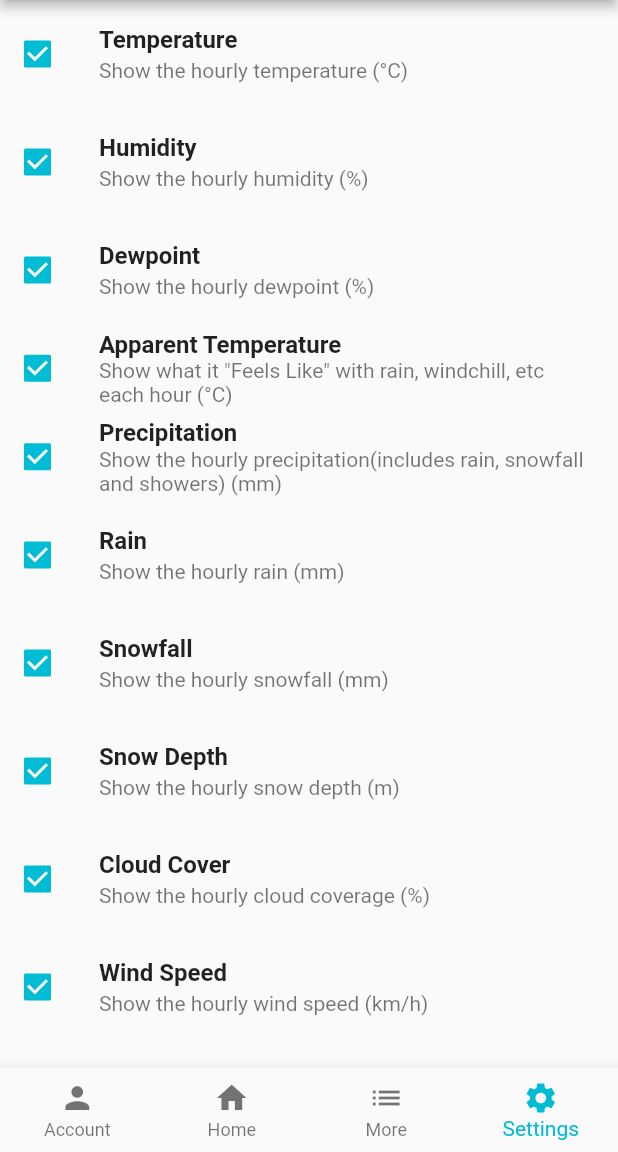
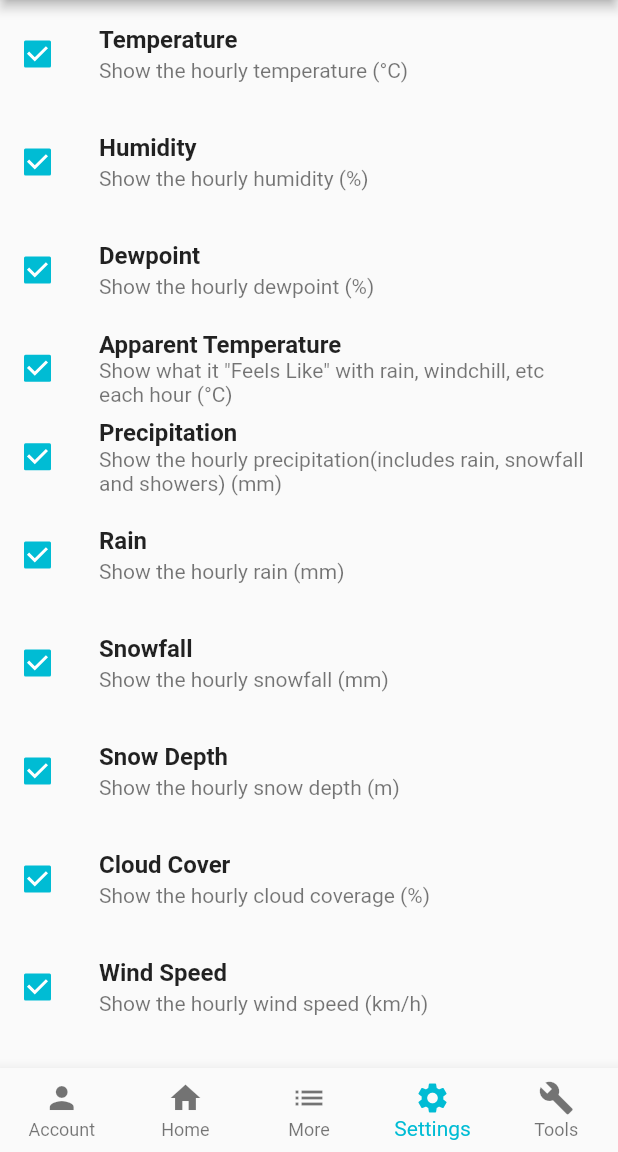
Before and after one commit to CSCI4100U/Weather-App, a Flutter app: the screen it shows after launch, item 4 of the bottom bar chosen, on a phone screen of 412 x 824 dp, the part 84-1236 px from its top. Run offline on Flutter 3.47's test engine with Material 2 defaults, Android fonts, the phone set to English and light mode, and no system bars; our stand-ins replace cloud_firestore, firebase_core; accounts and stored records are empty; network calls fail.

```diff
--- a/weather_app/lib/main.dart
+++ b/weather_app/lib/main.dart
@@ -2,6 +2,7 @@ import 'package:flutter/material.dart';
 import 'package:provider/provider.dart';
 
 import 'package:weather_app/models/Settings.dart';
+import 'package:weather_app/views/tools_page.dart';
 
 import 'views/account_page.dart';
 import 'views/home_page.dart';
@@ -50,7 +51,8 @@ class _MyHomePageState extends State<MyHomePage> {
     const AccountPage(),
     const HomePage(),
     const MorePage(),
-    const SettingsPage()
+    const SettingsPage(),
+    const ToolsPage()
   ];
 
   String tempUrl = "https://api.open-meteo.com/v1/forecast?"
@@ -94,6 +96,9 @@ class _MyHomePageState extends State<MyHomePage> {
           BottomNavigationBarItem(
               label: "Settings",
               icon: Icon(Icons.settings)),
+          BottomNavigationBarItem(
+              label: "Tools",
+              icon: Icon(Icons.build)),
         ],
         currentIndex: _selectedIndex,
         onTap: (index){
--- a/weather_app/lib/models/weather_from_url.dart
+++ b/weather_app/lib/models/weather_from_url.dart
@@ -25,7 +25,6 @@ String generateUrl(double latitude, double longitude){
       "soil_temperature_0cm,"
       "soil_moisture_0_1cm"
       "&timezone=auto";
-  print(result);
   return result;
 }
 
--- a/weather_app/lib/views/settings_page.dart
+++ b/weather_app/lib/views/settings_page.dart
@@ -12,7 +12,7 @@ import '../models/Weather.dart';
 Settings settings = Settings();   // The current Settings object
 Weather? weather = Weather();     // The current Weather object
 
-// Everytime you check or uncheck a box update the weather object
+// Update the weather object
 Future generateWeather(BuildContext context) async{
   double latitude = 43.90;
   double longitude = -78.86;
@@ -40,7 +40,6 @@ class _SettingsPageState extends State<SettingsPage> {
     super.initState();
 
     generateWeather(context);
-    // TODO Implement Settings and Update Weather
   }
 
   @override
```
Also changed, not shown: weather_app/lib/views/tools_page.dart (added, +19 -0 lines).
